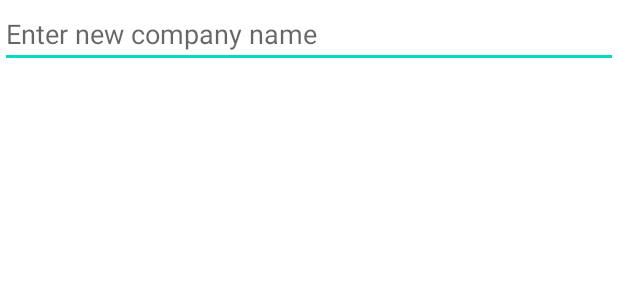
After one commit to rkathro/Final-Project-Application, an Android app: the layout rename_dialog.xml on its own in the app's theme, with its tools: preview values and no code run, on a phone screen of 412 x 824 dp. The commit adds this screen. Shown: the top 300 px of the screen. Run offline under Robolectric (Android 15) with nearby library versions, the phone set to English and light mode, and no system bars.

Commit message:
fixed the project crashing as soon as you opened it also was able to make the popup menu on the cardview work with a working rename and delete functionality. This currently will not be saved to any kind of database but does work for the current run of the file

```diff
--- a/app/src/main/java/com/example/myapplication/ui/account/AccountFragment.kt
+++ b/app/src/main/java/com/example/myapplication/ui/account/AccountFragment.kt
@@ -48,7 +48,7 @@ class AccountFragment : Fragment() {
             CompanyData(R.drawable.wells_fargo, "Wells Fargo"),
             CompanyData(R.drawable.facebook_3_2, "Facebook")
         )
-        adapter = AccountAdapter(dataList)
+        adapter = AccountAdapter(dataList.toMutableList())
         recyclerView.adapter = adapter
 
         return root
--- /dev/null
+++ b/app/src/main/res/layout/rename_dialog.xml
@@ -0,0 +1,13 @@
+<?xml version="1.0" encoding="utf-8"?>
+<LinearLayout xmlns:android="http://schemas.android.com/apk/res/android"
+    android:layout_width="match_parent"
+    android:layout_height="wrap_content"
+    android:orientation="vertical">
+
+    <EditText
+        android:id="@+id/editTextNewName"
+        android:layout_width="match_parent"
+        android:layout_height="wrap_content"
+        android:hint="Enter new company name" />
+
+</LinearLayout>
```
Also changed, not shown: app/src/main/java/com/example/myapplication/ui/account/AccountAdapter.kt (+69 -3 lines), app/src/main/res/layout/gray_box.xml (+6 -2 lines), app/src/main/res/menu/popup_menu.xml (+3 -7 lines).
